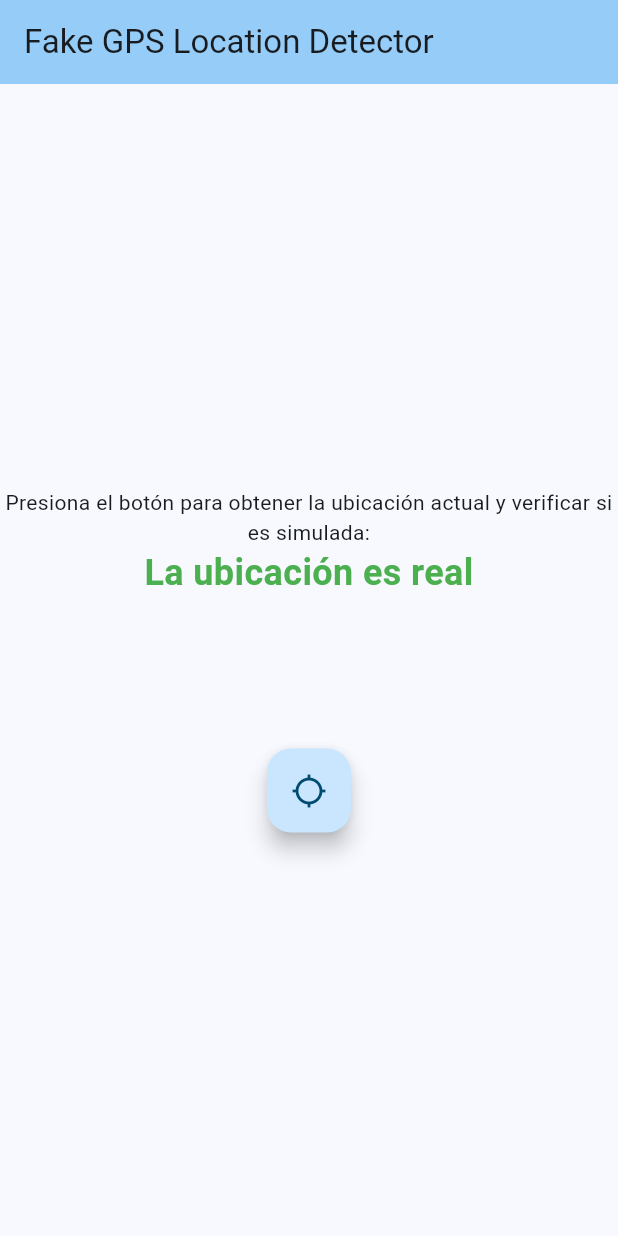
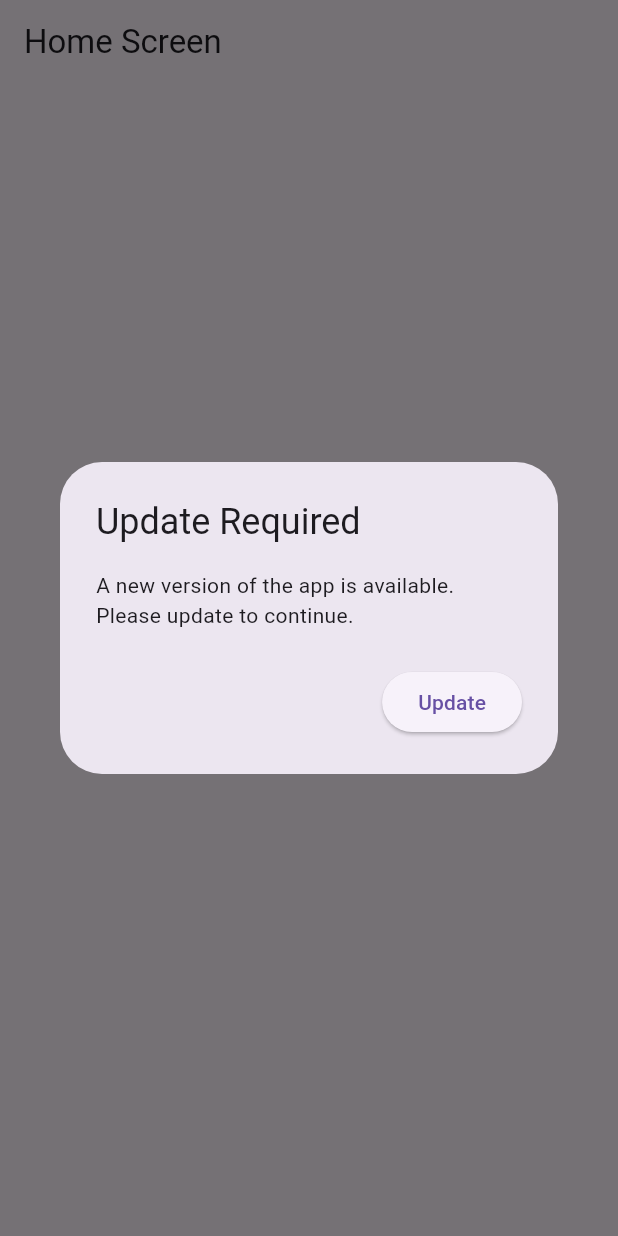
Before and after one commit to mauriciocruzp/fake_gps_detector, a Flutter app: the screen it shows after launch, on a phone screen of 412 x 824 dp. Run offline on Flutter 3.47's test engine with Material 3 defaults, Android fonts, the phone set to English and light mode, and no system bars; our stand-ins replace package_info_plus.

Commit message:
add force update function

```diff
--- a/lib/main.dart
+++ b/lib/main.dart
@@ -1,110 +1,93 @@
-import 'package:flutter/foundation.dart';
+import 'dart:convert';
 import 'package:flutter/material.dart';
-import 'package:geolocator/geolocator.dart';
+import 'package:http/http.dart' as http;
+import 'package:package_info_plus/package_info_plus.dart';
+import 'package:url_launcher/url_launcher.dart';
 
 void main() {
-  runApp(const MyApp());
+  runApp(MyApp());
 }
 
 class MyApp extends StatelessWidget {
-  const MyApp({super.key});
-
-  // This widget is the root of your application.
   @override
   Widget build(BuildContext context) {
     return MaterialApp(
-      title: 'Flutter Demo',
-      theme: ThemeData(
-        colorScheme: ColorScheme.fromSeed(seedColor: Colors.lightBlue),
-        useMaterial3: true,
-      ),
-      home: const MyHomePage(title: 'Fake GPS Location Detector'),
-      debugShowCheckedModeBanner: false,
+      home: HomeScreen(),
     );
   }
 }
 
-class MyHomePage extends StatefulWidget {
-  const MyHomePage({super.key, required this.title});
-
-  final String title;
-
+class HomeScreen extends StatefulWidget {
   @override
-  State<MyHomePage> createState() => _MyHomePageState();
+  _HomeScreenState createState() => _HomeScreenState();
 }
 
-class _MyHomePageState extends State<MyHomePage> {
-  bool _positionIsMocked = false;
+class _HomeScreenState extends State<HomeScreen> {
+  @override
+  void initState() {
+    super.initState();
+    _checkVersion();
+  }
 
-  void _checkLocation() async {
-    LocationPermission permission = await Geolocator.checkPermission();
-    if (permission == LocationPermission.denied) {
-      permission = await Geolocator.requestPermission();
-      if (permission == LocationPermission.denied) {
-        return;
+  Future<void> _checkVersion() async {
+    // final response = await http.get(Uri.parse('https://your-backend-url.com/version'));
+    // if (response.statusCode == 200) {
+    //   final minVersion = jsonDecode(response.body)['minimum_version'];
+      final minVersion = '2.0.0';
+      final packageInfo = await PackageInfo.fromPlatform();
+      final currentVersion = packageInfo.version;
+
+      if (_isUpdateRequired(currentVersion, minVersion)) {
+        _showUpdateDialog();
+      }
+    // } else {
+    //   throw Exception('Failed to load version info');
+    // }
+  }
+
+  bool _isUpdateRequired(String currentVersion, String minVersion) {
+    final currentParts = currentVersion.split('.').map(int.parse).toList();
+    final minParts = minVersion.split('.').map(int.parse).toList();
+
+    for (int i = 0; i < minParts.length; i++) {
+      if (currentParts[i] < minParts[i]) {
+        return true;
+      } else if (currentParts[i] > minParts[i]) {
+        return false;
       }
     }
+    return false;
+  }
 
-    if (permission == LocationPermission.deniedForever) {
-      return;
-    }
-
-    Position position = await Geolocator.getCurrentPosition(
-        desiredAccuracy: LocationAccuracy.high);
-    bool newPositionIsMocked = position.isMocked;
-
-    if (kDebugMode) {
-      print(newPositionIsMocked);
-    }
-
-    setState(() {
-      _positionIsMocked = newPositionIsMocked;
-    });
+  void _showUpdateDialog() {
+    showDialog(
+      context: context,
+      barrierDismissible: false,
+      builder: (context) => AlertDialog(
+        title: Text('Update Required'),
+        content: Text('A new version of the app is available. Please update to continue.'),
+        actions: <Widget>[
+          ElevatedButton(
+            child: Text('Update'),
+            onPressed: () {
+              // Replace with your app's store URL
+              const appStoreUrl = 'https://play.google.com/store/apps/details?id=com.supercell.clashofclans';
+              launch(appStoreUrl);
+            },
+          ),
+        ],
+      ),
+    );
   }
 
   @override
   Widget build(BuildContext context) {
     return Scaffold(
       appBar: AppBar(
-        backgroundColor: Theme.of(context).colorScheme.inversePrimary,
-        title: Text(widget.title),
+        title: Text('Home Screen'),
       ),
       body: Center(
-        child: Column(
-          mainAxisAlignment: MainAxisAlignment.center,
-          children: <Widget>[
-            const Text(
-              textAlign: TextAlign.center,
-              'Presiona el botón para obtener la ubicación actual y verificar si es simulada:',
-            ),
-            if (_positionIsMocked)
-              const Text(
-                textAlign: TextAlign.center,
-                'La ubicación es falsa',
-                style: TextStyle(
-                    color: Colors.red,
-                    fontSize: 24,
-                    fontWeight: FontWeight.bold),
-              )
-            else
-              const Text(
-                textAlign: TextAlign.center,
-                'La ubicación es real',
-                style: TextStyle(
-                    color: Colors.green,
-                    fontSize: 24,
-                    fontWeight: FontWeight.bold),
-              ),
-            const SizedBox(height: 100),
-            Align(
-              alignment: Alignment.bottomCenter,
-              child: FloatingActionButton(
-                onPressed: _checkLocation,
-                child: const Icon(Icons.location_searching),
-              ),
-            ),
-          ],
-        ),
+        child: Text('Welcome to the app!'),
       ),
     );
   }
--- a/pubspec.yaml
+++ b/pubspec.yaml
@@ -36,6 +36,9 @@ dependencies:
   # Use with the CupertinoIcons class for iOS style icons.
   cupertino_icons: ^1.0.6
   geolocator: ^12.0.0
+  http: ^1.2.1
+  package_info_plus: ^8.0.0
+  url_launcher: ^6.3.0
 
 dev_dependencies:
   flutter_test:
```
Also changed, not shown: pubspec.lock, 1 other file.
